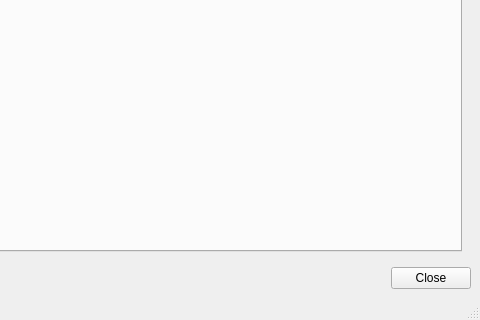
Old version of the form OTModules/OTGeneric/wpreferences.ui in the repository pietr26/OMSI-Tools; both pictures show x 339 to 819 and y 286 to 606 of the 819 by 606 pixel window.
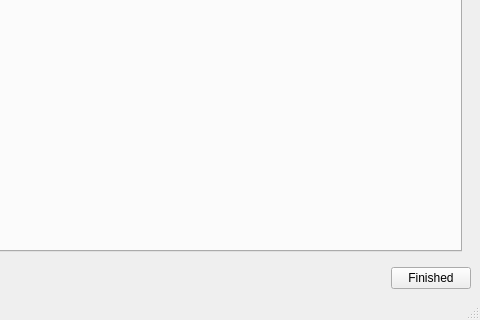
New version of the form. Icons and pictures are not drawn.

```diff
--- a/OTModules/OTGeneric/wpreferences.ui
+++ b/OTModules/OTGeneric/wpreferences.ui
@@ -1007,7 +1007,7 @@
       <item>
        <widget class="QPushButton" name="btnClose">
         <property name="text">
-         <string>Close</string>
+         <string>Finished</string>
         </property>
         <property name="icon">
          <iconset resource="../../ressources.qrc">
```
